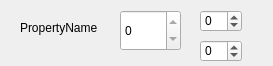
Above: scorepropertywidget.ui from rebalint/aurora-rpg-sheet before the change. Below: the same form after it.
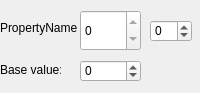
That is the form after the change.

```diff
--- a/scorepropertywidget.ui
+++ b/scorepropertywidget.ui
@@ -6,8 +6,8 @@
    <rect>
     <x>0</x>
     <y>0</y>
-    <width>273</width>
-    <height>66</height>
+    <width>200</width>
+    <height>93</height>
    </rect>
   </property>
   <property name="windowTitle">
@@ -16,9 +16,9 @@
   <widget class="QLabel" name="label">
    <property name="geometry">
     <rect>
-     <x>20</x>
+     <x>0</x>
      <y>20</y>
-     <width>91</width>
+     <width>81</width>
      <height>16</height>
     </rect>
    </property>
@@ -29,8 +29,8 @@
   <widget class="QSpinBox" name="manualModSelector">
    <property name="geometry">
     <rect>
-     <x>200</x>
-     <y>40</y>
+     <x>150</x>
+     <y>20</y>
      <width>42</width>
      <height>22</height>
     </rect>
@@ -45,7 +45,7 @@
   <widget class="QSpinBox" name="scoreDisp">
    <property name="geometry">
     <rect>
-     <x>120</x>
+     <x>80</x>
      <y>10</y>
      <width>61</width>
      <height>41</height>
@@ -67,9 +67,9 @@
   <widget class="QSpinBox" name="baseSelector">
    <property name="geometry">
     <rect>
-     <x>200</x>
-     <y>10</y>
-     <width>42</width>
+     <x>80</x>
+     <y>60</y>
+     <width>61</width>
      <height>22</height>
     </rect>
    </property>
@@ -80,6 +80,19 @@
     <number>50</number>
    </property>
   </widget>
+  <widget class="QLabel" name="baseLabel">
+   <property name="geometry">
+    <rect>
+     <x>0</x>
+     <y>60</y>
+     <width>61</width>
+     <height>20</height>
+    </rect>
+   </property>
+   <property name="text">
+    <string>Base value:</string>
+   </property>
+  </widget>
  </widget>
  <resources/>
  <connections/>
```
